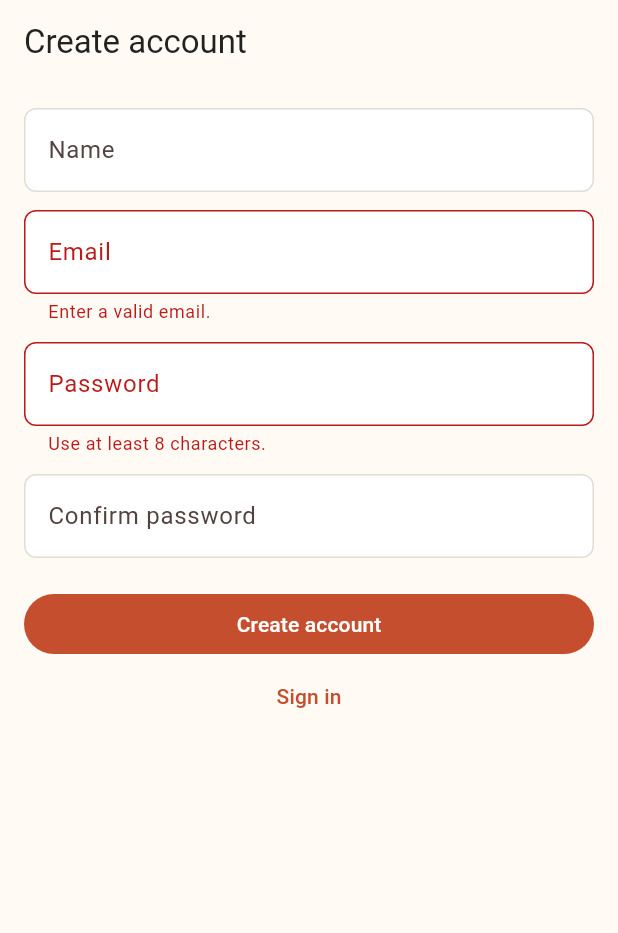
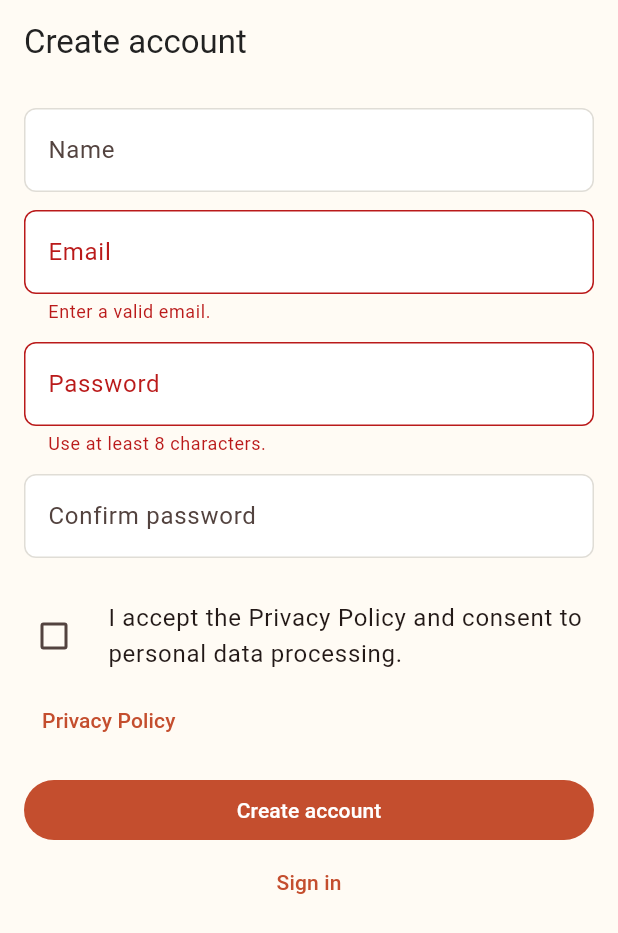
Before and after one commit to dmitriyrabota90-svg/ochag, a Flutter app: the RegisterScreen screen opened by its route, after a tap on "Create account", on a phone screen of 412 x 824 dp. Shown: the top 933 px of the screen. Run offline on Flutter 3.47's test engine with Material 3 defaults, Android fonts, the phone set to English and light mode, and no system bars; our stand-ins replace dio, flutter_riverpod, flutter_secure_storage, go_router; accounts and stored records are empty.

Commit message:
Add privacy acceptance flow

```diff
--- a/mobile/lib/l10n/app_en.arb
+++ b/mobile/lib/l10n/app_en.arb
@@ -43,6 +43,14 @@
   "saveAction": "Save",
   "cancelAction": "Cancel",
   "confirmAction": "Confirm",
+  "privacyConsentText": "I accept the Privacy Policy and consent to personal data processing.",
+  "privacyConsentRequiredError": "Accept the Privacy Policy to create an account.",
+  "privacyPolicyAction": "Privacy Policy",
+  "privacyPolicyTitle": "Privacy Policy",
+  "privacyPolicyDescription": "The policy is published on the Ochag website. If the page is not available yet, use this address for beta review.",
+  "privacyPolicyUrlLabel": "Policy URL",
+  "privacyPolicyCopyAction": "Copy link",
+  "privacyPolicyCopiedMessage": "Privacy Policy link copied.",
   "onboardingTitle": "Onboarding",
   "familySetupTitle": "Family setup",
   "familySetupDescription": "Create a new family or join an existing one with an invite. If this is not the right account, you can safely sign out.",
--- a/mobile/lib/src/core/config/app_config.dart
+++ b/mobile/lib/src/core/config/app_config.dart
@@ -5,4 +5,9 @@ class AppConfig {
     'API_BASE_URL',
     defaultValue: 'http://10.0.2.2:3000/v1',
   );
+
+  static const privacyPolicyUrl = String.fromEnvironment(
+    'PRIVACY_POLICY_URL',
+    defaultValue: 'https://ochag-app.ru/privacy',
+  );
 }
--- a/mobile/lib/src/features/auth/application/auth_controller.dart
+++ b/mobile/lib/src/features/auth/application/auth_controller.dart
@@ -93,6 +93,7 @@ class AuthController extends AsyncNotifier<AuthState> {
   Future<bool> register({
     required String email,
     required String password,
+    required bool privacyAccepted,
     String? displayName,
   }) async {
     return _submit(
@@ -100,6 +101,7 @@ class AuthController extends AsyncNotifier<AuthState> {
       action: () => ref.read(authRepositoryProvider).register(
             email: email,
             password: password,
+            privacyAccepted: privacyAccepted,
             displayName: displayName,
           ),
     );
--- a/mobile/lib/src/features/auth/data/auth_repository.dart
+++ b/mobile/lib/src/features/auth/data/auth_repository.dart
@@ -40,6 +40,7 @@ class AuthRepository {
   Future<AuthUser> register({
     required String email,
     required String password,
+    required bool privacyAccepted,
     String? displayName,
   }) async {
     final response = await _apiClient.post<Map<String, dynamic>>(
@@ -47,6 +48,7 @@ class AuthRepository {
       data: {
         'email': email.trim(),
         'password': password,
+        'privacyAccepted': privacyAccepted,
         if (displayName != null && displayName.trim().isNotEmpty)
           'displayName': displayName.trim(),
       },
--- a/mobile/lib/src/features/auth/presentation/register_screen.dart
+++ b/mobile/lib/src/features/auth/presentation/register_screen.dart
@@ -4,6 +4,7 @@ import 'package:go_router/go_router.dart';
 import 'package:ochag_mobile/l10n/generated/app_localizations.dart';
 
 import '../../../shared/widgets/app_scaffold.dart';
+import '../../../shared/legal/privacy_policy_dialog.dart';
 import '../../../shared/widgets/primary_button.dart';
 import '../application/auth_controller.dart';
 import 'auth_error_messages.dart';
@@ -26,6 +27,7 @@ class _RegisterScreenState extends ConsumerState<RegisterScreen> {
   final _emailController = TextEditingController();
   final _passwordController = TextEditingController();
   final _confirmPasswordController = TextEditingController();
+  bool _privacyAccepted = false;
 
   @override
   void dispose() {
@@ -109,6 +111,27 @@ class _RegisterScreenState extends ConsumerState<RegisterScreen> {
               },
             ),
             const SizedBox(height: 20),
+            CheckboxListTile(
+              contentPadding: EdgeInsets.zero,
+              value: _privacyAccepted,
+              onChanged: isSubmitting
+                  ? null
+                  : (value) {
+                      setState(() {
+                        _privacyAccepted = value ?? false;
+                      });
+                    },
+              controlAffinity: ListTileControlAffinity.leading,
+              title: Text(l10n.privacyConsentText),
+            ),
+            Align(
+              alignment: Alignment.centerLeft,
+              child: TextButton(
+                onPressed: () => showPrivacyPolicyDialog(context),
+                child: Text(l10n.privacyPolicyAction),
+              ),
+            ),
+            const SizedBox(height: 12),
             PrimaryButton(
               label: l10n.createAccountAction,
               isLoading: isSubmitting,
@@ -128,9 +151,20 @@ class _RegisterScreenState extends ConsumerState<RegisterScreen> {
     if (!_formKey.currentState!.validate()) {
       return;
     }
+    if (!_privacyAccepted) {
+      ScaffoldMessenger.of(context).showSnackBar(
+        SnackBar(
+          content: Text(
+            AppLocalizations.of(context).privacyConsentRequiredError,
+          ),
+        ),
+      );
+      return;
+    }
     await ref.read(authControllerProvider.notifier).register(
           email: _emailController.text,
           password: _passwordController.text,
+          privacyAccepted: true,
           displayName: _nameController.text,
         );
   }
```
Also changed, not shown: mobile/lib/l10n/app_ru.arb (+8 -0 lines), mobile/lib/src/features/profile/presentation/profile_screen.dart (+7 -0 lines), mobile/lib/src/shared/legal/privacy_policy_dialog.dart (added, +54 -0 lines), mobile/lib/l10n/generated/app_localizations.dart, mobile/lib/l10n/generated/app_localizations_en.dart, mobile/lib/l10n/generated/app_localizations_ru.dart, 6 other files.
